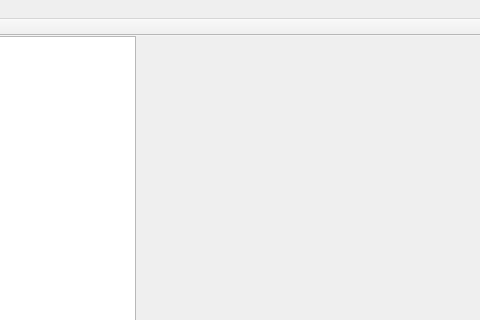
Old version of the form mainwindow.ui in the repository lomsansnom/IHM_OFELI; both pictures show x 225 to 705 and y 0 to 320 of the 705 by 511 pixel window.
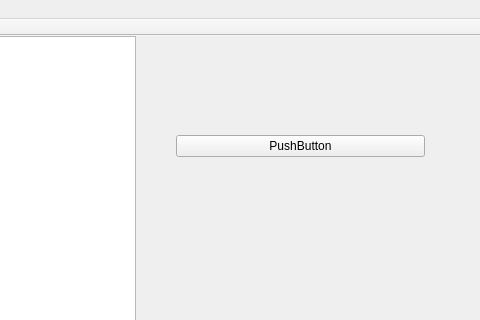
New version of the form.

Commit message: Window now display the tags of the selected XML file as a tree. Clicking on an elemnt of the tree create a Button on the right side of the window.

```diff
--- a/mainwindow.ui
+++ b/mainwindow.ui
@@ -24,6 +24,25 @@
      </rect>
     </property>
    </widget>
+   <widget class="QWidget" name="verticalLayoutWidget">
+    <property name="geometry">
+     <rect>
+      <x>390</x>
+      <y>20</y>
+      <width>271</width>
+      <height>181</height>
+     </rect>
+    </property>
+    <layout class="QVBoxLayout" name="verticalLayout_2">
+     <item>
+      <widget class="QPushButton" name="pushButton">
+       <property name="text">
+        <string>PushButton</string>
+       </property>
+      </widget>
+     </item>
+    </layout>
+   </widget>
   </widget>
   <widget class="QMenuBar" name="menuBar">
    <property name="geometry">
```
The commit also changes 4 other files.
